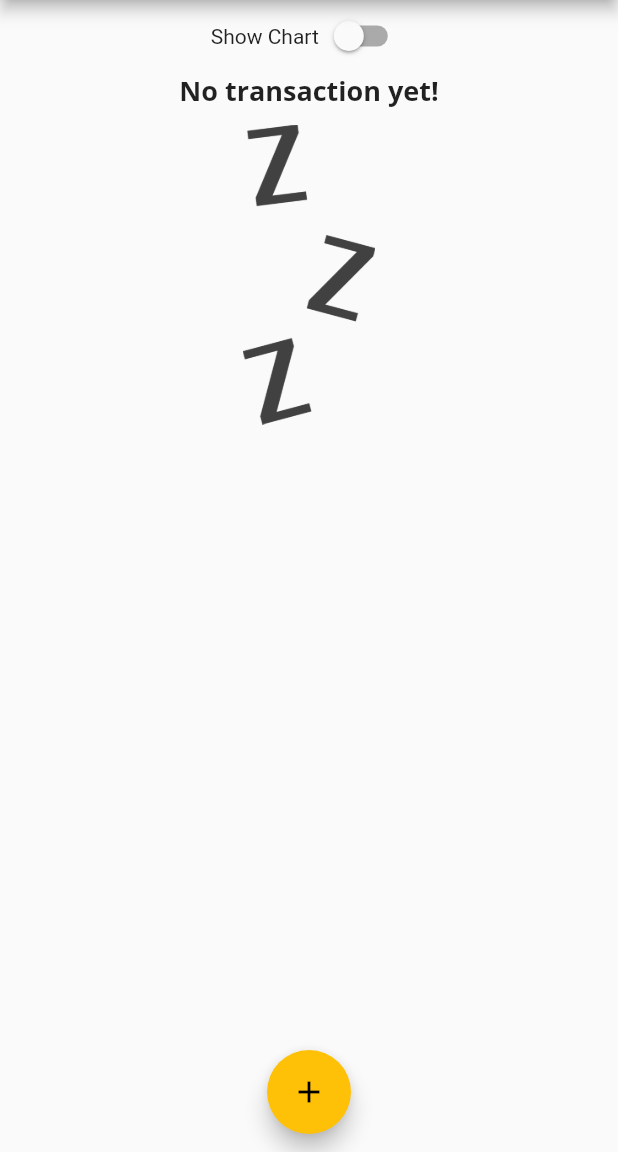
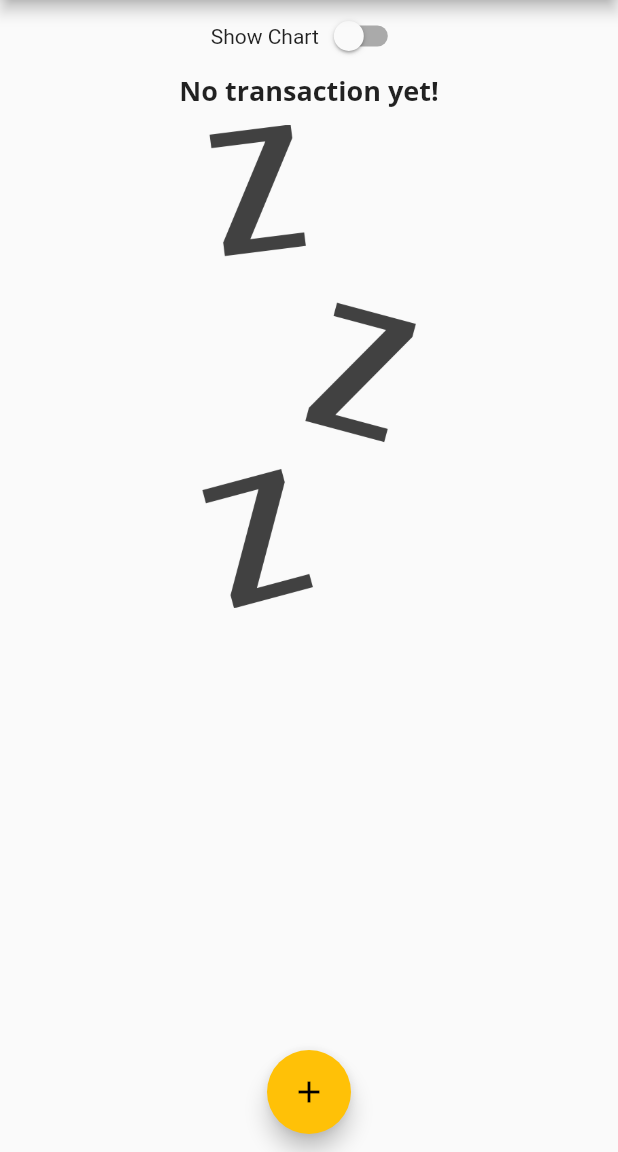
Before and after one commit to MrNasan/FlutterUdemt_ExpensePlanner, a Flutter app: the screen it shows after launch, on a phone screen of 412 x 824 dp, the part 84-1236 px from its top. Run offline on Flutter 3.47's test engine with Material 2 defaults, Android fonts, the phone set to English and light mode, and no system bars.

Commit message:
make picture respondsive

```diff
--- a/lib/main.dart
+++ b/lib/main.dart
@@ -158,7 +158,7 @@ class _MyHomePageState extends State<MyHomePage> {
                       height: (MediaQuery.of(context).size.height -
                               appBar.preferredSize.height -
                               MediaQuery.of(context).padding.top) *
-                          0.3,
+                          0.7,
                       child: Chart(_recentTransactions),
                     )
                   : Container(
--- a/lib/widgets/transaction_list.dart
+++ b/lib/widgets/transaction_list.dart
@@ -1,4 +1,5 @@
 import 'package:flutter/material.dart';
+import 'package:flutter/rendering.dart';
 import 'package:flutter_complete_guide/models/transaction.dart';
 import 'package:intl/intl.dart';
 
@@ -11,7 +12,8 @@ class TransactionList extends StatelessWidget {
   @override
   Widget build(BuildContext context) {
     return transactions.isEmpty
-        ? Column(
+        ? LayoutBuilder(builder: (ctx, Constraints) {
+            return Column(
               children: <Widget>[
                 Text(
                   'No transaction yet!',
@@ -21,14 +23,15 @@ class TransactionList extends StatelessWidget {
                   height: 10,
                 ),
                 Container(
-                height: 200,
+                  height: Constraints.maxHeight * 0.6,
                   child: Image.asset(
                     'assets/images/waiting.png',
                     fit: BoxFit.cover,
                   ),
                 ),
               ],
-          )
+            );
+          })
         : ListView.builder(
             itemBuilder: (ctx, index) {
               return Card(
```
Lines whose indentation alone changed are shown as unchanged.
